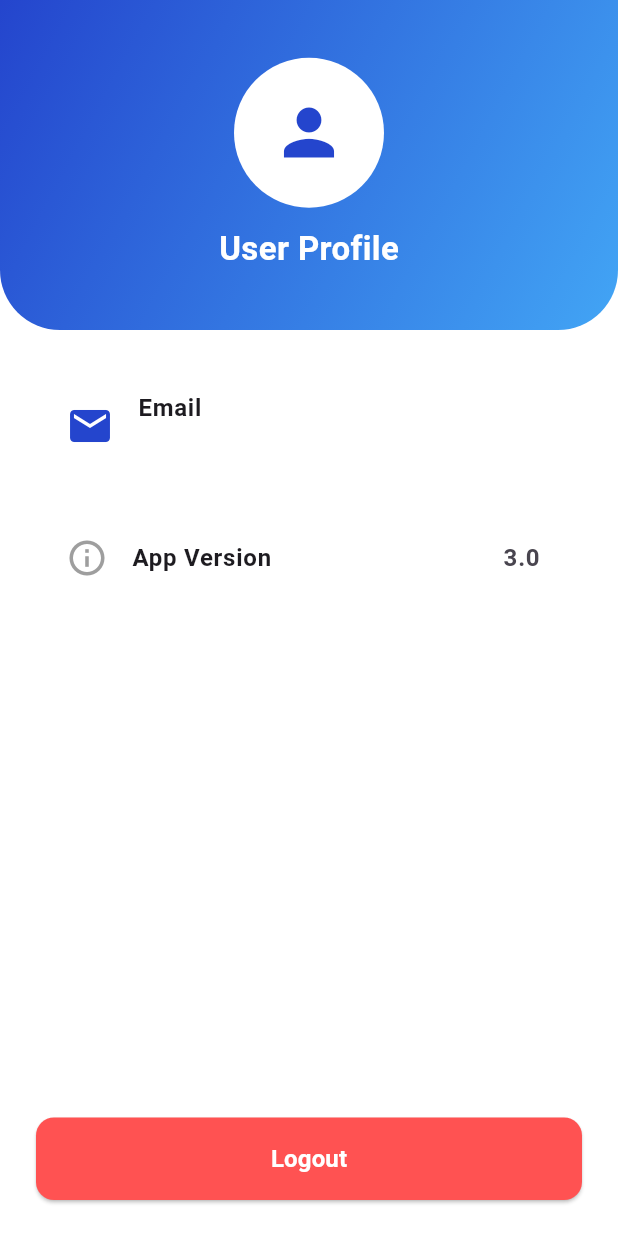
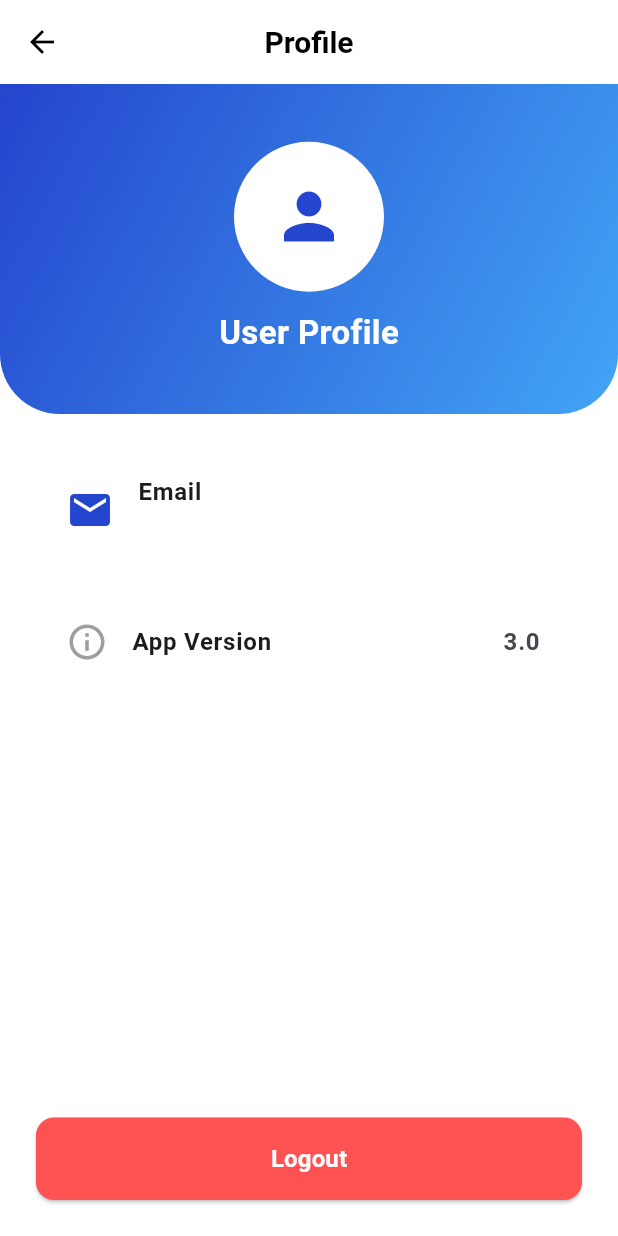
Before and after one commit to barjizdrxtx/acculead_sales, a Flutter app: the MainProfilePage screen opened directly, on a phone screen of 412 x 824 dp. Run offline on Flutter 3.47's test engine with Material 3 defaults, Android fonts, the light colour scheme and no system bars; our stand-ins replace country_picker, fl_chart, flutter_local_notifications, fluttertoast, permission_handler, shared_preferences; missing offline and left inert: flutter_phone_direct_caller; accounts and stored records are empty.

Commit message:
first commit

```diff
--- a/lib/profile/Main_Profile.dart
+++ b/lib/profile/Main_Profile.dart
@@ -120,6 +120,24 @@ class _MainProfilePageState extends State<MainProfilePage> {
   @override
   Widget build(BuildContext context) {
     return Scaffold(
+      // ← Added AppBar with back button
+      appBar: AppBar(
+        backgroundColor: Colors.white,
+        elevation: 0,
+        leading: IconButton(
+          icon: const Icon(Icons.arrow_back, color: Colors.black),
+          onPressed: () => Navigator.of(context).pop(),
+        ),
+        title: const Text(
+          'Profile',
+          style: TextStyle(
+            color: Colors.black,
+            fontSize: 20,
+            fontWeight: FontWeight.w600,
+          ),
+        ),
+        centerTitle: true,
+      ),
       backgroundColor: Colors.white,
       body: isLoading
           ? const Center(child: CircularProgressIndicator())
```
Also changed, not shown: lib/notification/Main_NotificationPage.dart (+7 -82 lines).
